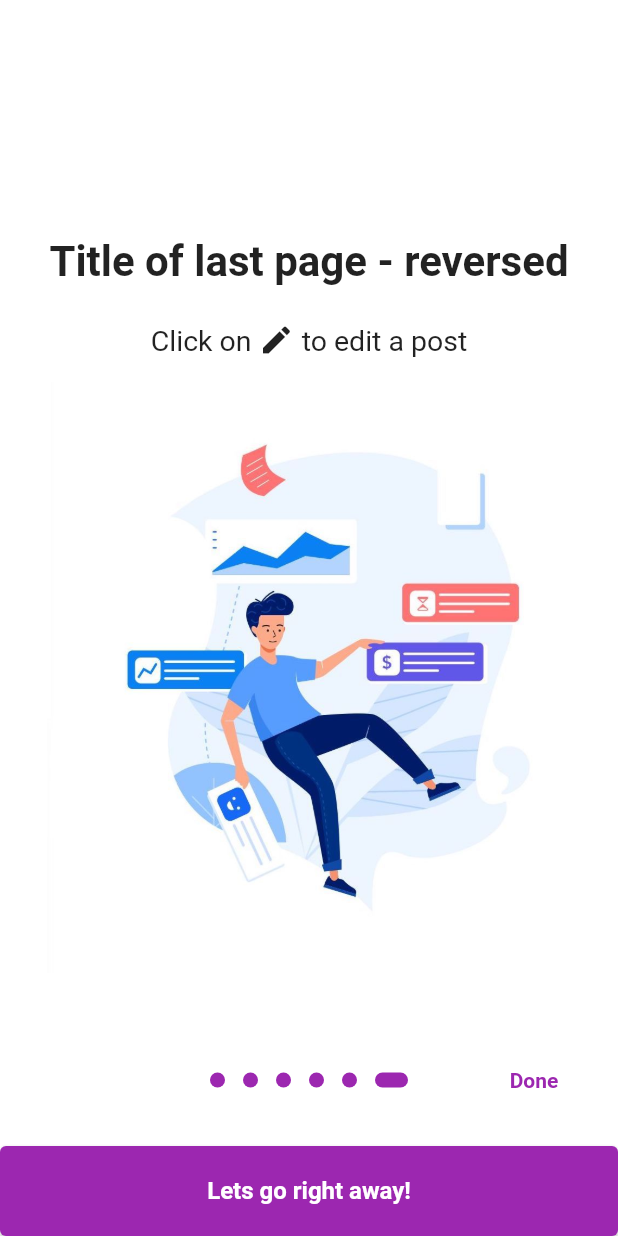
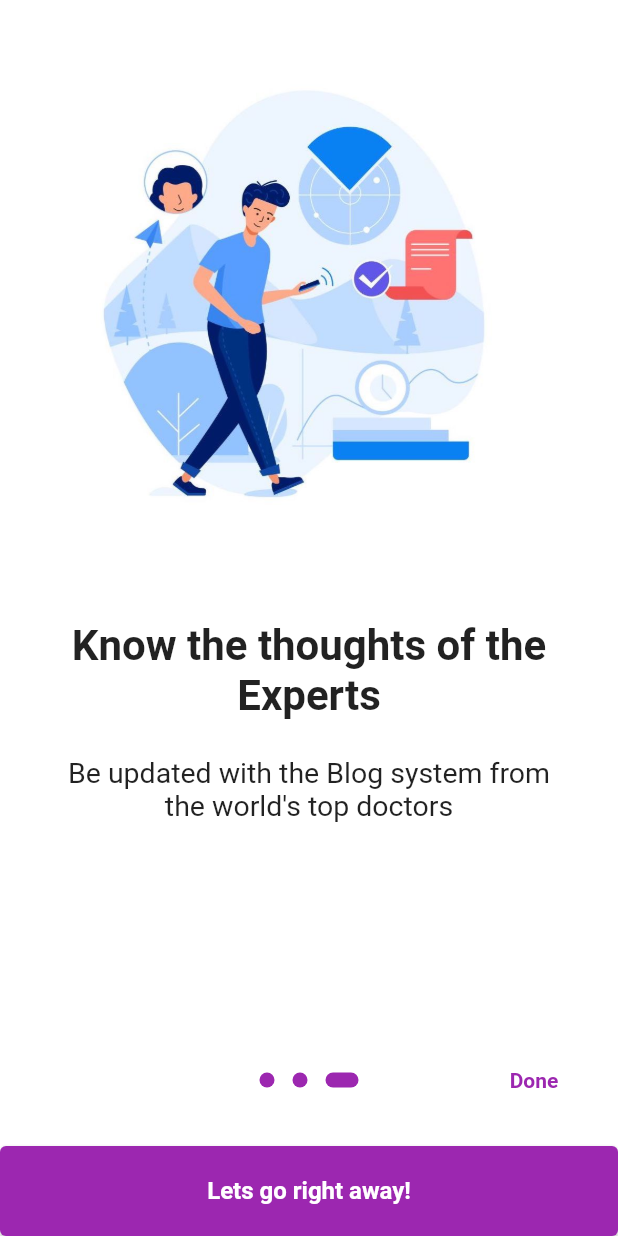
Before and after one commit to bhingle/healthcare, a Flutter app: the screen it shows after launch, after a tap on the "arrow forward" icon, after a tap on "Skip", on a phone screen of 412 x 824 dp. Run offline on Flutter 3.47's test engine with Material 2 defaults, Android fonts, the phone set to English and light mode, and no system bars; drawn by our look-alikes of introduction_screen; our stand-ins replace carousel_slider, cloud_firestore, easy_localization, file_picker, firebase_auth, firebase_core and 9 more; missing offline and left inert: floating_action_bubble, flutter_counter, razorpay_flutter, splash_screen_view; accounts and stored records are empty.

Commit message:
ui improved

```diff
--- a/lib/FirstPage.dart
+++ b/lib/FirstPage.dart
@@ -87,70 +87,23 @@ class _OnBoardingPageState extends State<OnBoardingPage> {
         ),
       ),
       pages: [
-        PageViewModel(
-          title: "Keeping You Well",
-          body:
-              "",
-          image: _buildImage('healthCareLogo.png'),
-          decoration: pageDecoration,
-        ),
+        // PageViewModel(
+        //   title: "Keeping You Well",
+        //   body:
+        //       "",
+        //   image: _buildImage('healthCareLogo.png'),
+        //   decoration: pageDecoration,
+        // ),
         PageViewModel(
           title: "Interractive UI",
           body:
-              "Helps to navigate to the hospitals seamlessly / Chat with Doctor ",
+              "Instantly locate hospitals and order medicines",
           image: _buildImage('img2.jpg'),
           decoration: pageDecoration,
         ),
         PageViewModel(
-          title: "Blog",
-          body:
-              "Know thoughts of the Experts",
-          image: _buildImage('img3.jpg'),
-          decoration: pageDecoration,
-        ),
-        PageViewModel(
-          title: "",
-          body:
-              "Pages can be full screen as well.\n\nLorem ipsum dolor sit amet, consectetur adipiscing elit. Nunc id euismod lectus, non tempor felis. Nam rutrum rhoncus est ac venenatis.",
-          image: _buildFullscrenImage(),
-          decoration: pageDecoration.copyWith(
-            contentMargin: const EdgeInsets.symmetric(horizontal: 16),
-            fullScreen: true,
-            bodyFlex: 2,
-            imageFlex: 3,
-          ),
-        ),
-        PageViewModel(
-          title: "Another title page",
-          body: "Another beautiful body text for this example onboarding",
-          image: _buildImage('img2.jpg'),
-          footer: ElevatedButton(
-            onPressed: () {
-              introKey.currentState?.animateScroll(0);
-            },
-            child: const Text(
-              'FooButton',
-              style: TextStyle(color: Colors.white),
-            ),
-            style: ElevatedButton.styleFrom(
-              primary: Colors.purple,
-              shape: RoundedRectangleBorder(
-                borderRadius: BorderRadius.circular(8.0),
-              ),
-            ),
-          ),
-          decoration: pageDecoration,
-        ),
-        PageViewModel(
-          title: "Title of last page - reversed",
-          bodyWidget: Row(
-            mainAxisAlignment: MainAxisAlignment.center,
-            children: const [
-              Text("Click on ", style: bodyStyle),
-              Icon(Icons.edit),
-              Text(" to edit a post", style: bodyStyle),
-            ],
-          ),
+          title: "Stay Connected and Updated",
+          body: "Connect with the doctors easily to track your health updates",
           decoration: pageDecoration.copyWith(
             bodyFlex: 2,
             imageFlex: 4,
@@ -160,6 +113,47 @@ class _OnBoardingPageState extends State<OnBoardingPage> {
           image: _buildImage('img1.jpg'),
           reverse: true,
         ),
+        PageViewModel(
+          title: "Know the thoughts of the Experts",
+          body:
+              "Be updated with the Blog system from the world's top doctors",
+          image: _buildImage('img3.jpg'),
+          decoration: pageDecoration,
+        ),
+        // PageViewModel(
+        //   title: "",
+        //   body:
+        //       "Pages can be full screen as well.\n\nLorem ipsum dolor sit amet, consectetur adipiscing elit. Nunc id euismod lectus, non tempor felis. Nam rutrum rhoncus est ac venenatis.",
+        //   image: _buildFullscrenImage(),
+        //   decoration: pageDecoration.copyWith(
+        //     contentMargin: const EdgeInsets.symmetric(horizontal: 16),
+        //     fullScreen: true,
+        //     bodyFlex: 2,
+        //     imageFlex: 3,
+        //   ),
+        // ),
+        // PageViewModel(
+        //   title: "Another title page",
+        //   body: "Another beautiful body text for this example onboarding",
+        //   image: _buildImage('img2.jpg'),
+        //   footer: ElevatedButton(
+        //     onPressed: () {
+        //       introKey.currentState?.animateScroll(0);
+        //     },
+        //     child: const Text(
+        //       'FooButton',
+        //       style: TextStyle(color: Colors.white),
+        //     ),
+        //     style: ElevatedButton.styleFrom(
+        //       primary: Colors.purple,
+        //       shape: RoundedRectangleBorder(
+        //         borderRadius: BorderRadius.circular(8.0),
+        //       ),
+        //     ),
+        //   ),
+        //   decoration: pageDecoration,
+        // ),
+
       ],
       onDone: () => _onIntroEnd(context),
       //onSkip: () => _onIntroEnd(context), // You can override onSkip callback
--- a/lib/main.dart
+++ b/lib/main.dart
@@ -46,7 +46,7 @@ class MyApp extends StatelessWidget {
           // : SignUpWidget(),
           :App(),
       duration: 3000,
-      imageSize: 100,
+      imageSize: 300,
       imageSrc: "assets/images/healthCareLogo.png",
       text: "Keeping You Well",
       textType: TextType.TyperAnimatedText,
```
Also changed, not shown: 1 other file.
